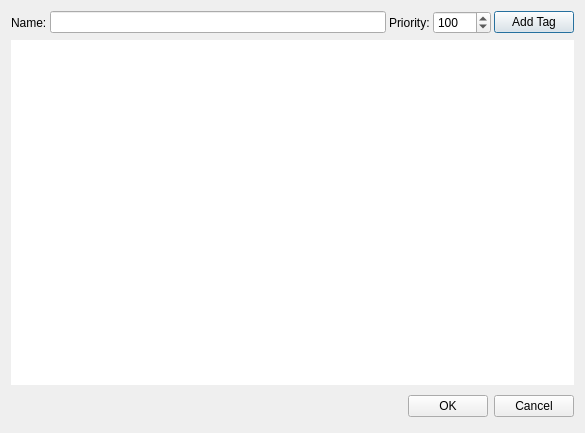
PaunescuAndrei/MediaManager, file MediaManager/src/QtClasses/UI/Form Files/TagsDialog.ui: the form before one commit.
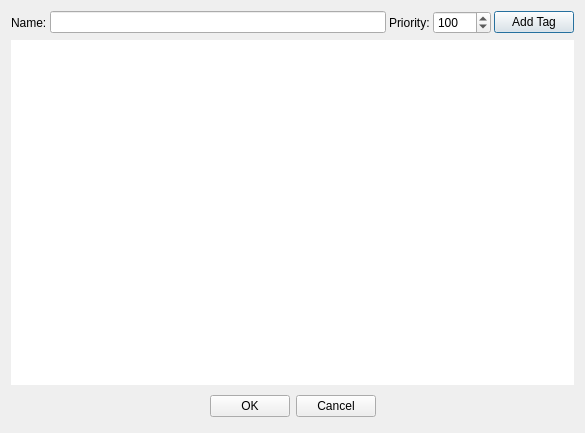
The form after the commit.

The edit to the form file:
```diff
--- a/MediaManager/src/QtClasses/UI/Form Files/TagsDialog.ui
+++ b/MediaManager/src/QtClasses/UI/Form Files/TagsDialog.ui
@@ -132,6 +132,19 @@
        </property>
       </widget>
      </item>
+     <item>
+      <spacer name="horizontalSpacer">
+       <property name="orientation">
+        <enum>Qt::Orientation::Horizontal</enum>
+       </property>
+       <property name="sizeHint" stdset="0">
+        <size>
+         <width>40</width>
+         <height>20</height>
+        </size>
+       </property>
+      </spacer>
+     </item>
     </layout>
    </item>
   </layout>
```
Left out of the diff: 8 changed lines with no effect on the pictures.
